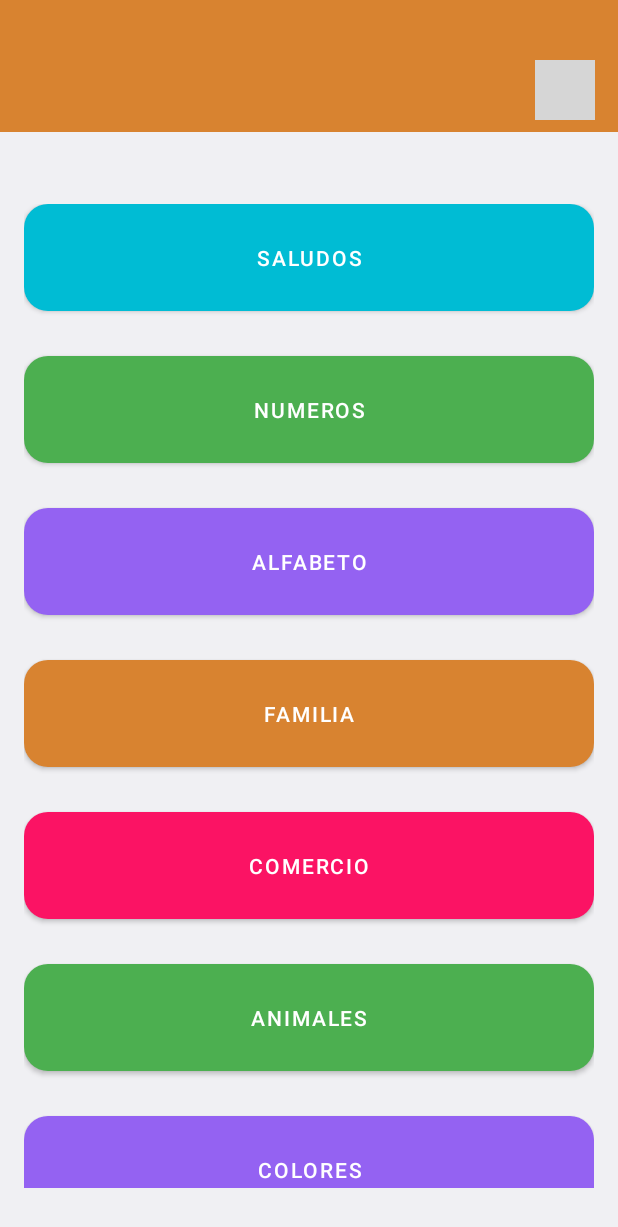
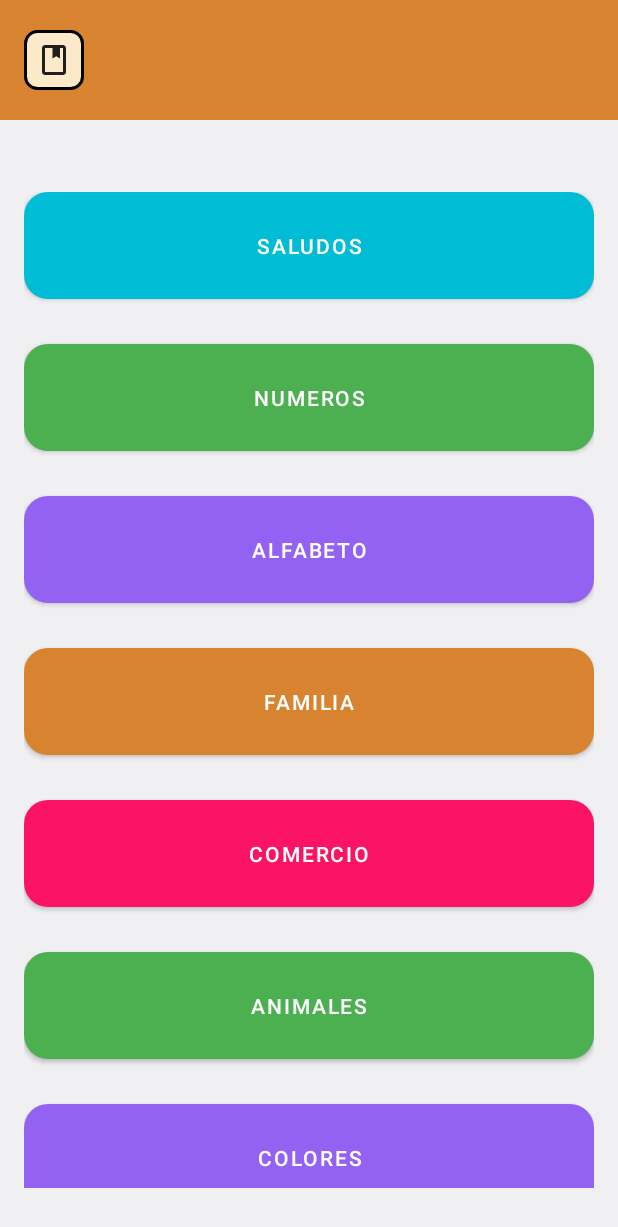
Before and after one commit to Santiago-yamil/Kolibri, an Android app: the SegundoActivity screen opened directly, with no data from a screen before it, on a phone screen of 412 x 824 dp. Shown: the top 1227 px of the screen. Run offline under Robolectric (Android 15) with nearby library versions, the phone set to English and light mode, and no system bars; grey boxes are pictures that could not be loaded.

Commit message:
mi primer commit

```diff
--- /dev/null
+++ b/app/src/main/java/com/yamil/kolibriidioma/BaseActivity.kt
@@ -0,0 +1,44 @@
+package com.yamil.kolibriidioma
+
+import android.content.Intent
+import android.os.Bundle
+import android.view.MenuItem
+import android.widget.FrameLayout
+import androidx.appcompat.app.ActionBarDrawerToggle
+import androidx.appcompat.app.AppCompatActivity
+import androidx.appcompat.widget.Toolbar
+import androidx.core.view.GravityCompat
+import androidx.drawerlayout.widget.DrawerLayout
+import com.google.android.material.navigation.NavigationView
+
+abstract class BaseActivity : AppCompatActivity(),
+    NavigationView.OnNavigationItemSelectedListener {
+
+    protected lateinit var drawerLayout: DrawerLayout
+    protected lateinit var navView: NavigationView
+    protected lateinit var toolbar: Toolbar
+
+    override fun setContentView(layoutResID: Int) {
+        val fullView = layoutInflater.inflate(R.layout.activity_barra, null) as DrawerLayout
+        val activityContainer: FrameLayout = fullView.findViewById(R.id.content_frame)
+        layoutInflater.inflate(layoutResID, activityContainer, true)
+        super.setContentView(fullView)
+
+        drawerLayout = findViewById(R.id.drawer_layout)
+        navView = findViewById(R.id.nav_view)
+        navView.setNavigationItemSelectedListener(this)
+    }
+
+    override fun onNavigationItemSelected(item: MenuItem): Boolean {
+        when (item.itemId) {
+            R.id.nav_animales -> startActivity(Intent(this, MainActivity::class.java))
+            R.id.nav_colores -> startActivity(Intent(this, SegundoActivity::class.java))
+            R.id.nav_frutas -> startActivity(Intent(this, TercerActivity::class.java))
+            R.id.nav_about -> {
+                // Aquí puedes abrir una pantalla de "Acerca de"
+            }
+        }
+        drawerLayout.closeDrawer(GravityCompat.START)
+        return true
+    }
+}
--- a/app/src/main/java/com/yamil/kolibriidioma/MainActivity.kt
+++ b/app/src/main/java/com/yamil/kolibriidioma/MainActivity.kt
@@ -188,7 +188,6 @@ class MainActivity : ComponentActivity() {
         }
     }
 
-
     private fun mostrarTraduccion(texto: String) {
         textViewTraduccion.text = texto
     }
--- a/app/src/main/java/com/yamil/kolibriidioma/MainActivity2.kt
+++ b/app/src/main/java/com/yamil/kolibriidioma/MainActivity2.kt
@@ -25,6 +25,7 @@ import kotlinx.coroutines.withContext
 import java.text.Normalizer
 
 class MainActivity2 : AppCompatActivity() {
+
     private lateinit var fraseDao: FraseDao
     private val SPEECH_REQUEST_CODE = 100
     private lateinit var textViewTraduccion: TextView
@@ -96,7 +97,6 @@ class MainActivity2 : AppCompatActivity() {
         val temp = Normalizer.normalize(this, Normalizer.Form.NFD)
         return Regex("\\p{InCombiningDiacriticalMarks}+").replace(temp, "").lowercase()
     }
-
 
     private fun cargarFrasesIniciales(fraseDao: FraseDao) {
         val frases = listOf(
@@ -196,7 +196,6 @@ class MainActivity2 : AppCompatActivity() {
         }
     }
 
-
     private fun mostrarTraduccion(texto: String) {
         textViewTraduccion.text = texto
     }
--- a/app/src/main/java/com/yamil/kolibriidioma/SegundoActivity.kt
+++ b/app/src/main/java/com/yamil/kolibriidioma/SegundoActivity.kt
@@ -4,17 +4,21 @@ import android.content.Intent
 import android.os.Bundle
 import android.widget.Button
 import android.widget.ImageButton
-import androidx.activity.enableEdgeToEdge
-import androidx.appcompat.app.AppCompatActivity
-import androidx.core.view.ViewCompat
-import androidx.core.view.WindowInsetsCompat
+import androidx.core.view.GravityCompat
 
-class SegundoActivity : AppCompatActivity() {
+class SegundoActivity : BaseActivity() {
+
     override fun onCreate(savedInstanceState: Bundle?) {
         super.onCreate(savedInstanceState)
         setContentView(R.layout.pantalla_menu)
 
-        val btnSalir = findViewById<ImageButton>(R.id.btnSalir) // ❌ Error si no está en el XML
+        // 🔶 Conectar el botón del header naranja al Drawer
+        val btnMenu = findViewById<ImageButton>(R.id.iconoSuperiorDerecha)
+        btnMenu.setOnClickListener {
+            drawerLayout.openDrawer(GravityCompat.START)
+        }
+
+        // Botones del menú
         val btnSaludos = findViewById<Button>(R.id.btnSaludos)
         val btnNumeros = findViewById<Button>(R.id.btnNumeros)
         val btnAlfabeto = findViewById<Button>(R.id.btnAlfabeto)
@@ -23,45 +27,18 @@ class SegundoActivity : AppCompatActivity() {
         val btnAnimales = findViewById<Button>(R.id.btnAnimales)
         val btnCostumbres = findViewById<Button>(R.id.btnCostumbres)
 
-        btnSalir.setOnClickListener {
-           finish() // Cierra la actividad actual
-        }
+        btnSaludos.setOnClickListener { newActivity("saludos") }
+        btnNumeros.setOnClickListener { newActivity("numeros") }
+        btnAlfabeto.setOnClickListener { newActivity("alfabeto") }
+        btnFamilia.setOnClickListener { newActivity("familia") }
+        btnComercio.setOnClickListener { newActivity("comercio") }
+        btnAnimales.setOnClickListener { newActivity("animales") }
+        btnCostumbres.setOnClickListener { newActivity("colores") }
+    }
 
-        btnSaludos.setOnClickListener {
-            newActivity("saludos")
-        }
-
-        btnNumeros.setOnClickListener {
-            newActivity("numeros")
-        }
-
-        btnAlfabeto.setOnClickListener {
-            newActivity("alfabeto")
-        }
-
-        btnFamilia.setOnClickListener {
-            newActivity("familia")
-        }
-
-        btnComercio.setOnClickListener {
-            newActivity("comercio")
-        }
-
-        btnAnimales.setOnClickListener {
-            newActivity("animales")
-        }
-
-        btnCostumbres.setOnClickListener {
-            newActivity("colores")
-        }
-
-
-
-    }
-    private fun newActivity(name : String){
+    private fun newActivity(name: String) {
         val intent = Intent(this, TercerActivity::class.java)
-        intent.putExtra("categoria",name)
+        intent.putExtra("categoria", name)
         startActivity(intent)
     }
-
 }
--- /dev/null
+++ b/app/src/main/res/layout/activity_barra.xml
@@ -0,0 +1,30 @@
+<?xml version="1.0" encoding="utf-8"?>
+<androidx.drawerlayout.widget.DrawerLayout xmlns:android="http://schemas.android.com/apk/res/android"
+    xmlns:app="http://schemas.android.com/apk/res-auto"
+    android:id="@+id/drawer_layout"
+    android:layout_width="match_parent"
+    android:layout_height="match_parent">
+
+    <!-- Contenedor principal -->
+    <LinearLayout
+        android:orientation="vertical"
+        android:layout_width="match_parent"
+        android:layout_height="match_parent">
+
+        <!-- Aquí se cargará el layout de cada Activity hija -->
+        <FrameLayout
+            android:id="@+id/content_frame"
+            android:layout_width="match_parent"
+            android:layout_height="match_parent" />
+    </LinearLayout>
+
+    <!-- Menú lateral -->
+    <com.google.android.material.navigation.NavigationView
+        android:id="@+id/nav_view"
+        android:layout_width="wrap_content"
+        android:layout_height="match_parent"
+        android:layout_gravity="start"
+        app:headerLayout="@layout/drawer_header"
+        app:menu="@menu/drawer_menu" />
+
+</androidx.drawerlayout.widget.DrawerLayout>
--- a/app/src/main/res/layout/pantalla_menu.xml
+++ b/app/src/main/res/layout/pantalla_menu.xml
@@ -10,36 +10,40 @@
     android:orientation="vertical"
     tools:context=".SegundoActivity">
 
+    <!-- Barra superior -->
     <LinearLayout
+        android:id="@+id/headerLayout"
         android:layout_width="match_parent"
-        android:layout_height="wrap_content"
-        android:gravity="right"
+        android:layout_height="80dp"
+        android:orientation="horizontal"
         android:background="@color/orange"
-        >
+        android:paddingStart="16dp"
+        android:paddingEnd="16dp"
+        android:gravity="center_vertical">
 
+        <!-- Botón de libro (izquierda) -->
         <ImageButton
-
-            android:layout_marginTop="40dp"
-            android:layout_marginRight="15dp"
-            android:layout_marginBottom="8dp"
-            android:id="@+id/btnSalir"
+            android:id="@+id/iconoSuperiorDerecha"
             android:layout_width="40dp"
             android:layout_height="40dp"
-            android:layout_gravity="top|end"
-            android:src="@drawable/home"
-            android:contentDescription="Icono adicional"
-            android:padding="4dp"
+            android:src="@drawable/book"
+            android:contentDescription="Icono libro"
+            android:padding="6dp"
             android:background="@drawable/fondeo_redondeado_dos" />
 
+        <!-- Espaciador flexible para empujar el siguiente a la derecha -->
+        <View
+            android:layout_width="0dp"
+            android:layout_height="match_parent"
+            android:layout_weight="1" />
+
     </LinearLayout>
-
 
     <!-- GridLayout con 1 columna y 7 botones -->
     <GridLayout
         android:id="@+id/gridLayout"
         android:layout_width="match_parent"
         android:layout_height="wrap_content"
-        android:layout_below="@id/btnSalir"
         android:layout_marginTop="32dp"
         android:layout_marginBottom="16dp"
         android:columnCount="1"
@@ -56,8 +60,7 @@
             android:padding="20dp"
             android:text="Saludos"
             android:backgroundTint="@null"
-            app:backgroundTint="@null"
-            />
+            app:backgroundTint="@null" />
 
         <!-- Botón 2 -->
         <Button
@@ -69,8 +72,7 @@
             android:padding="20dp"
             android:text="Numeros"
             android:backgroundTint="@null"
-            app:backgroundTint="@null"
-            />
+            app:backgroundTint="@null" />
 
         <!-- Botón 3 -->
         <Button
@@ -131,5 +133,4 @@
             android:text="Colores"
             app:backgroundTint="@null"/>
     </GridLayout>
-
 </LinearLayout>
--- /dev/null
+++ b/app/src/main/res/menu/drawer_menu.xml
@@ -0,0 +1,21 @@
+<menu xmlns:android="http://schemas.android.com/apk/res/android">
+
+    <item
+        android:id="@+id/nav_animales"
+        android:title="Pagina Principal" />
+    <item
+        android:id="@+id/nav_colores"
+        android:title="Traducciones" />
+    <item
+        android:id="@+id/nav_frutas"
+        android:title=". . ." />
+    <item
+        android:id="@+id/nav_numeros"
+        android:title="Idioma" />
+    <item
+        android:id="@+id/nav_plantas"
+        android:title="TianguisWitzi" />
+    <item
+        android:id="@+id/nav_about"
+        android:title="Acerca de..." />
+</menu>
--- a/app/src/main/res/values/strings.xml
+++ b/app/src/main/res/values/strings.xml
@@ -1,3 +1,5 @@
 <resources>
     <string name="app_name">KolibriIdioma</string>
+    <string name="navigation_drawer_open">Abrir menú de navegación</string>
+    <string name="navigation_drawer_close">Cerrar menú de navegación</string>
 </resources>
```
Also changed, not shown: app/src/main/res/layout/activity_tercer.xml (+14 -13 lines), app/src/main/res/layout/actymain.xml (+10 -4 lines), app/src/main/res/layout/drawer_header.xml (added, +27 -0 lines).
